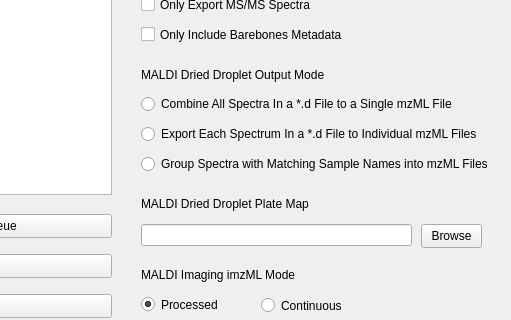
First picture: the form in timsconvert/timsconvert_gui_template.ui, repository gtluu/alphatims_test, before the edit; both pictures show x 289 to 800 and y 615 to 935 of the 800 by 935 pixel window.
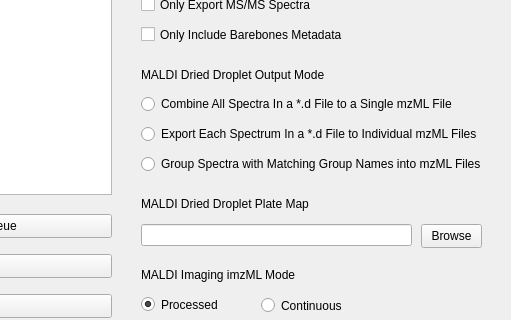
Second picture: the form after the edit.

Commit message: refactor maldi_output_mode sample to group

```diff
--- a/timsconvert/timsconvert_gui_template.ui
+++ b/timsconvert/timsconvert_gui_template.ui
@@ -330,7 +330,7 @@
      </rect>
     </property>
     <property name="text">
-     <string>Group Spectra with Matching Sample Names into mzML Files</string>
+     <string>Group Spectra with Matching Group Names into mzML Files</string>
     </property>
    </widget>
    <widget class="QLineEdit" name="MaldiPlateMapLine">
```
Left out of the diff: 2 changed lines with no effect on the pictures. The commit also changes 7 other files.
